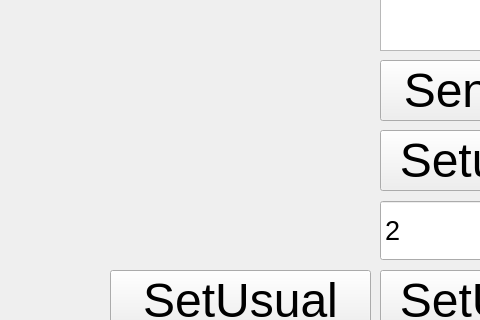
Qt form Lab18/TestPrologServerGui/mainwindow.ui (Inlucker/FILP) before a commit; both pictures show x 210 to 690 and y 210 to 530 of the 861 by 717 pixel window.
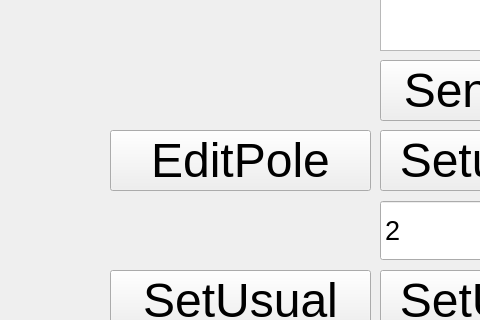
The same form after that commit.

Commit message: addee EditPole btn (Defended all labs, prolog complete)

What changed in the file:
```diff
--- a/Lab18/TestPrologServerGui/mainwindow.ui
+++ b/Lab18/TestPrologServerGui/mainwindow.ui
@@ -171,6 +171,24 @@
      <number>10</number>
     </property>
    </widget>
+   <widget class="QPushButton" name="edit_pole_window_btn">
+    <property name="geometry">
+     <rect>
+      <x>320</x>
+      <y>340</y>
+      <width>261</width>
+      <height>61</height>
+     </rect>
+    </property>
+    <property name="font">
+     <font>
+      <pointsize>36</pointsize>
+     </font>
+    </property>
+    <property name="text">
+     <string>EditPole</string>
+    </property>
+   </widget>
   </widget>
   <widget class="QMenuBar" name="menubar">
    <property name="geometry">
```
The commit also changes 2 other files.
